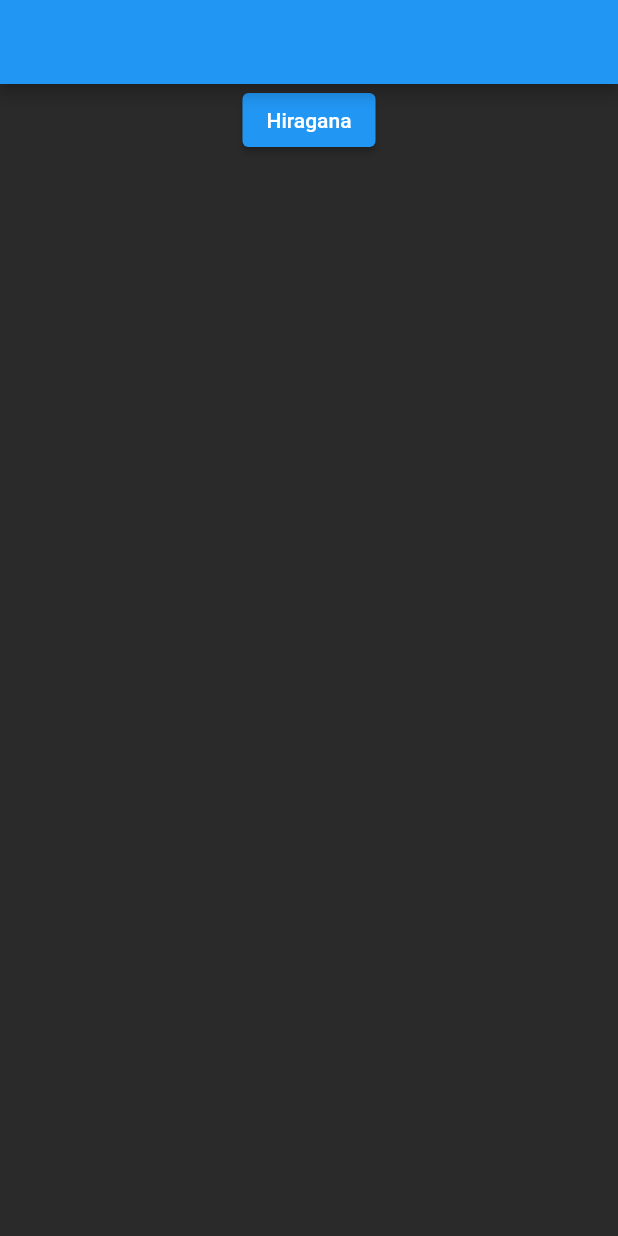
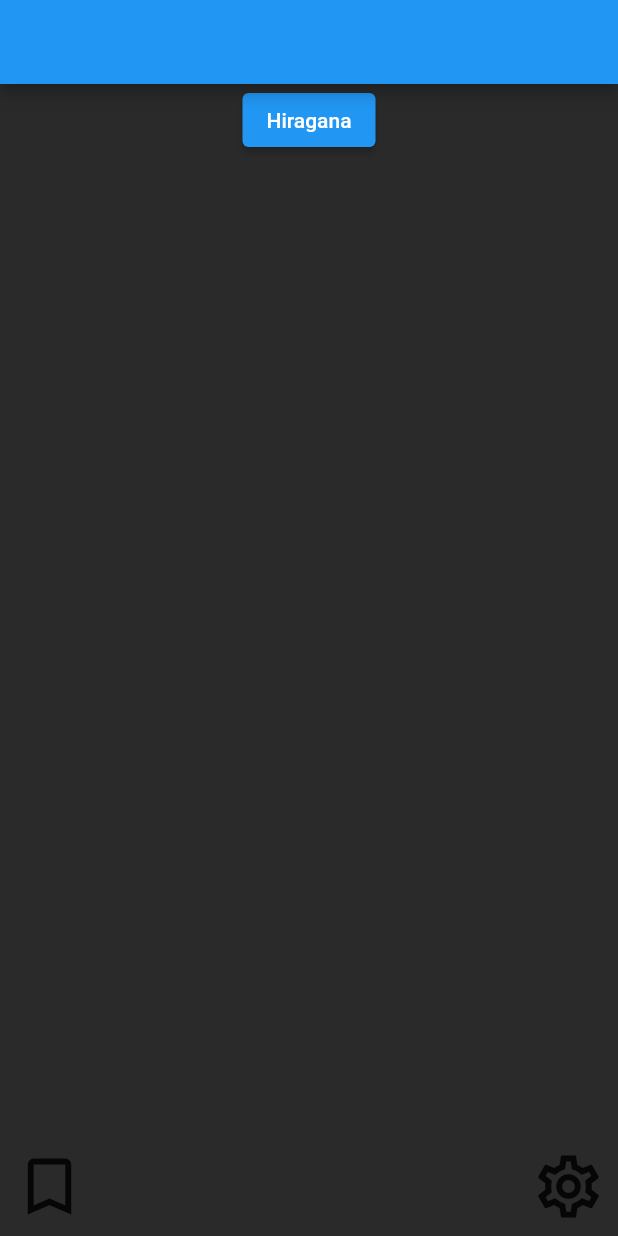
Before and after one commit to Hanssel36/KanaVocab, a Flutter app: the screen it shows after launch, on a phone screen of 412 x 824 dp. Run offline on Flutter 3.47's test engine with Material 2 defaults, Android fonts, the phone set to English and light mode, and no system bars; our stand-ins replace go_router.

Commit message:
Routes and Icons added

```diff
--- /dev/null
+++ b/lib/chart.dart
@@ -0,0 +1,19 @@
+import 'package:flutter/material.dart';
+import 'package:go_router/go_router.dart';
+
+class ChartsScreen extends StatelessWidget {
+  const ChartsScreen({super.key});
+
+  @override
+  Widget build(BuildContext context) {
+    return MaterialApp(
+      home: Scaffold(
+          appBar: AppBar(
+        leading: IconButton(
+          onPressed: () => context.go('/'),
+          icon: Icon(Icons.arrow_back),
+        ),
+      )),
+    );
+  }
+}
--- a/lib/main.dart
+++ b/lib/main.dart
@@ -1,17 +1,50 @@
 import 'package:flutter/material.dart';
+import 'package:go_router/go_router.dart';
+import 'package:hirikana/chart.dart';
 
 void main() {
   runApp(MyApp());
 }
 
-class MyApp extends StatefulWidget {
-  MyApp({super.key});
+/// The route configuration.
+final GoRouter _router = GoRouter(
+  routes: <RouteBase>[
+    GoRoute(
+      path: '/',
+      builder: (BuildContext context, GoRouterState state) {
+        return HomeScreen();
+      },
+      routes: <RouteBase>[
+        GoRoute(
+          path: 'charts',
+          builder: (BuildContext context, GoRouterState state) {
+            return const ChartsScreen();
+          },
+        ),
+      ],
+    ),
+  ],
+);
+
+class MyApp extends StatelessWidget {
+  const MyApp({super.key});
 
   @override
-  State<MyApp> createState() => _MyAppState();
+  Widget build(BuildContext context) {
+    return MaterialApp.router(
+      routerConfig: _router,
+    );
+  }
 }
 
-class _MyAppState extends State<MyApp> {
+class HomeScreen extends StatefulWidget {
+  HomeScreen({super.key});
+
+  @override
+  State<HomeScreen> createState() => _HomeScreenState();
+}
+
+class _HomeScreenState extends State<HomeScreen> {
   bool change = true;
 
   @override
@@ -19,8 +52,11 @@ class _MyAppState extends State<MyApp> {
     return MaterialApp(
       home: Scaffold(
         appBar: AppBar(),
-        backgroundColor: Color.fromARGB(255, 42, 42, 42),
-        body: Row(
+        backgroundColor: const Color.fromARGB(255, 42, 42, 42),
+        body: Column(
+          mainAxisAlignment: MainAxisAlignment.spaceBetween,
+          children: [
+            Row(
               mainAxisAlignment: MainAxisAlignment.center,
               children: [
                 ElevatedButton(
@@ -32,6 +68,25 @@ class _MyAppState extends State<MyApp> {
                     child: Text(change ? "Hiragana" : "Katakana")),
               ],
             ),
+            Row(
+              mainAxisAlignment: MainAxisAlignment.spaceBetween,
+              children: [
+                IconButton(
+                    onPressed: () => context.go('/charts'),
+                    iconSize: 50,
+                    icon: const Icon(
+                      Icons.bookmark_outline,
+                    )),
+                IconButton(
+                    onPressed: () {},
+                    iconSize: 50,
+                    icon: const Icon(
+                      Icons.settings_outlined,
+                    )),
+              ],
+            ),
+          ],
+        ),
       ),
     );
   }
--- a/pubspec.yaml
+++ b/pubspec.yaml
@@ -35,6 +35,7 @@ dependencies:
   # The following adds the Cupertino Icons font to your application.
   # Use with the CupertinoIcons class for iOS style icons.
   cupertino_icons: ^1.0.2
+  go_router: ^6.0.6
 
 dev_dependencies:
   flutter_test:
```
Also changed, not shown: package-lock.json (added), pubspec.lock. Lines whose indentation alone changed are shown as unchanged.
